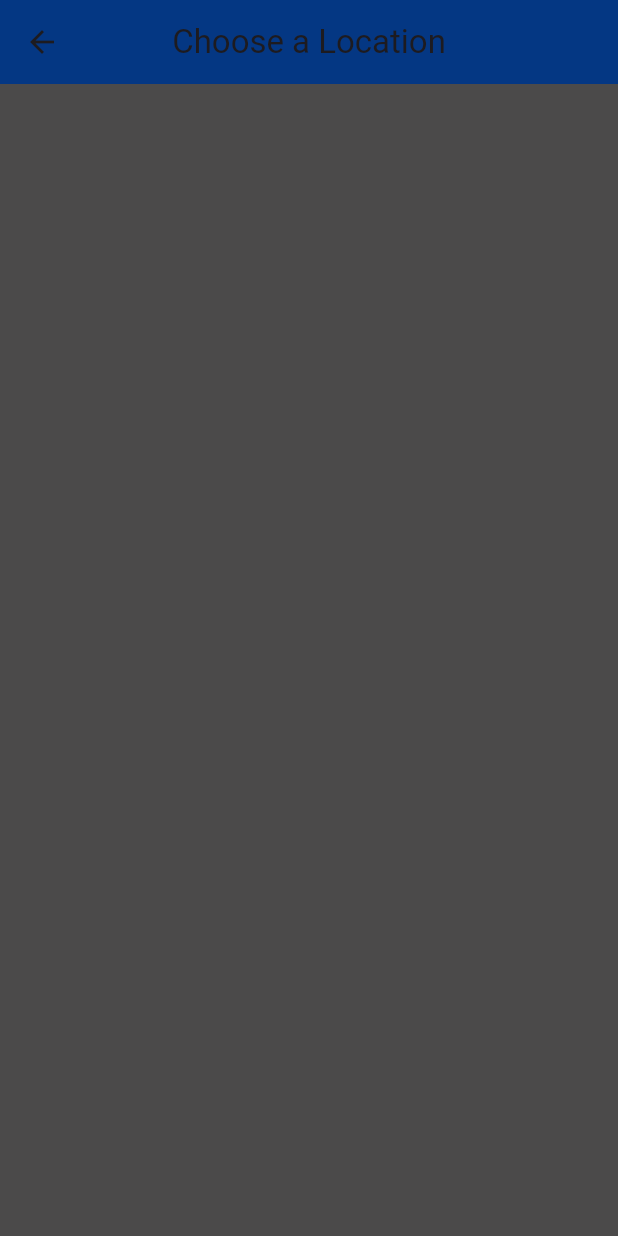
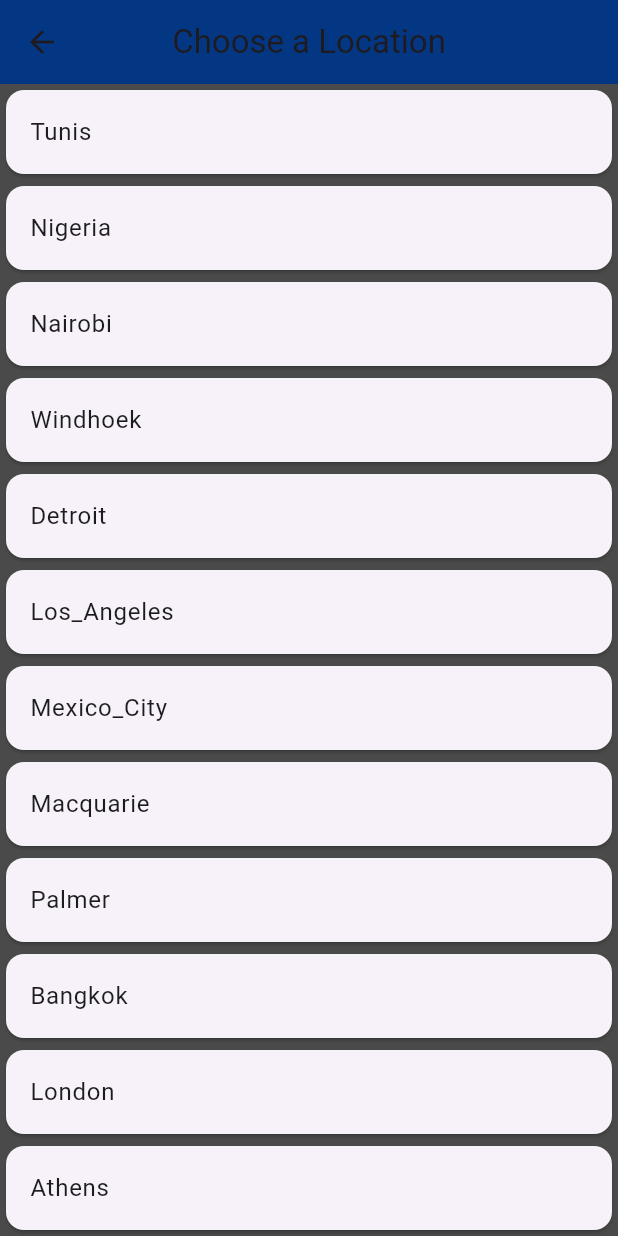
Before and after one commit to nwabosibeko/Time_World_App, a Flutter app: the SelectLocation screen opened by its route, on a phone screen of 412 x 824 dp. Run offline on Flutter 3.47's test engine with Material 3 defaults, Android fonts, the phone set to English and light mode, and no system bars; our stand-ins replace flutter_spinkit; network calls fail.

Commit message:
Cycling through the list, Added a list tile for the country flag thumbnail and name of country

```diff
--- a/lib/pages/select_location.dart
+++ b/lib/pages/select_location.dart
@@ -40,12 +40,17 @@ class _SelectLocationState extends State<SelectLocation> {
         centerTitle: true,
         elevation: 0,
       ),
-      // body: ListView.builder(
-      //   itemCount: locate.length,
-      //   itemBuilder: (context, index){
-
-      //   },
-      //   ),
+      body: ListView.builder(
+        itemCount: locate.length,
+        itemBuilder: (context, index){
+          return Card(
+            child: ListTile(
+              onTap: () {},
+              title: Text(locate[index].location),
+            ),
+          );
+        },
+        ),
     );
   }
 }
```
